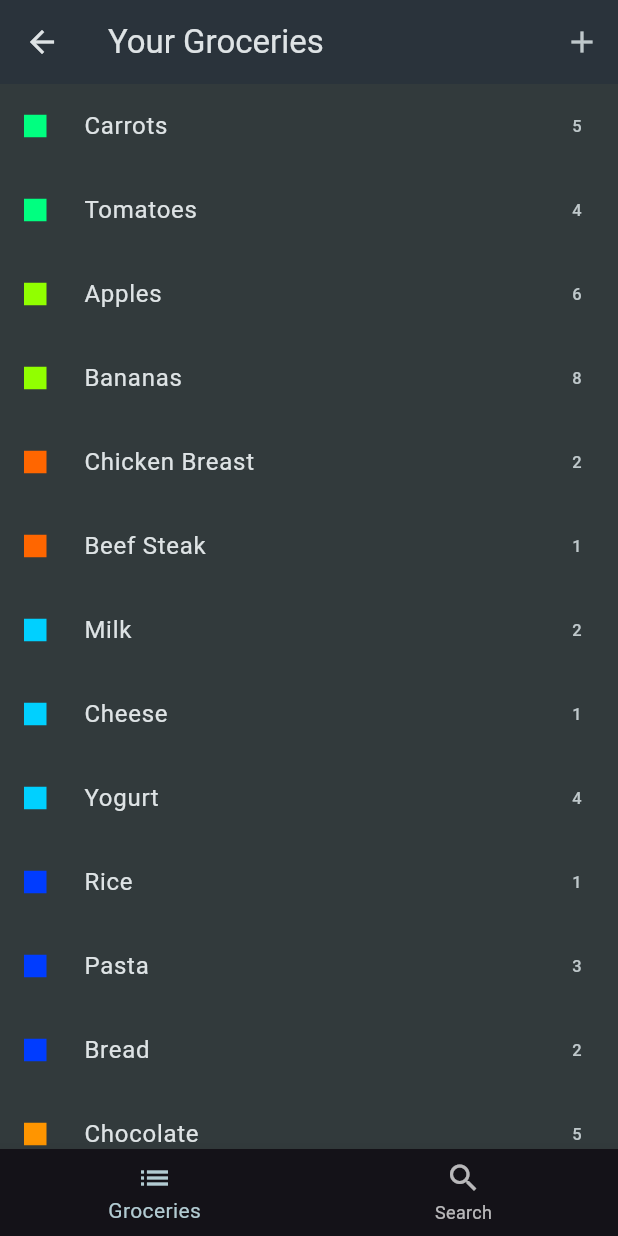
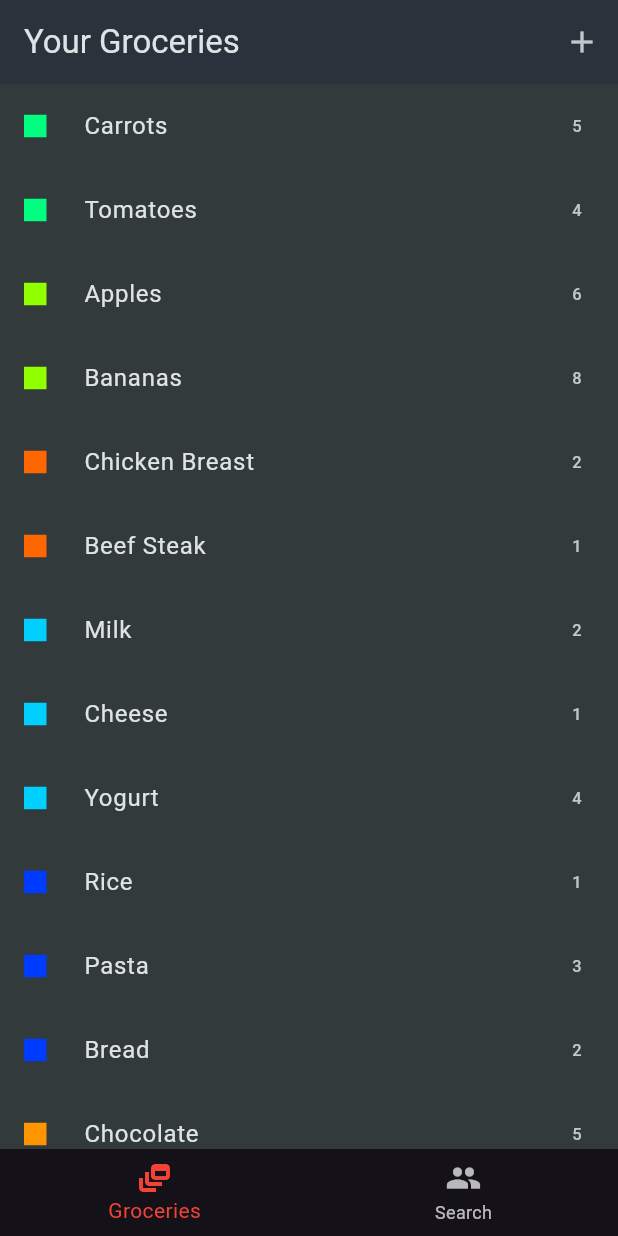
Before and after one commit to luy-virak/W13-QUIZ, a Flutter app: the Groceries screen opened directly, on a phone screen of 412 x 824 dp. Run offline on Flutter 3.47's test engine with Material 3 defaults, Android fonts, the phone set to English and light mode, and no system bars.

Commit message:
Add search tab

```diff
--- a/lib/main.dart
+++ b/lib/main.dart
@@ -1,6 +1,5 @@
 import 'package:flutter/material.dart';
-import 'ui/groceries/grocery_list.dart';
-
+import 'ui/groceries/grocery_btnfoot.dart';
 
 void main() {
 
@@ -24,7 +23,7 @@ class MyApp extends StatelessWidget {
         ),
         scaffoldBackgroundColor: const Color.fromARGB(255, 50, 58, 60),
       ),
-      home: const GroceryList(),
+      home: const Groceries() ,
     );
   }
 }
--- /dev/null
+++ b/lib/ui/groceries/grocery_btnfoot.dart
@@ -0,0 +1,46 @@
+import 'package:flutter/material.dart';
+import 'grocery_list.dart';
+import 'package:quiz_13/ui/tabs/search.dart';
+
+class Groceries extends StatefulWidget {
+  const Groceries({super.key});
+
+
+  @override
+  State<Groceries> createState() => _GroceriesState();
+}
+enum Tabs{ groceries, search }
+
+class _GroceriesState extends State<Groceries> {
+  Tabs groceries = Tabs.groceries;
+  @override
+  Widget build(BuildContext context) {
+    return Scaffold(
+      body: IndexedStack(
+        index: groceries.index,
+        children: const [
+          GroceryList(),
+          Search(),
+        ],
+      ),
+       bottomNavigationBar: BottomNavigationBar(
+        currentIndex: groceries.index,
+        selectedItemColor: Colors.red,
+        onTap: (index) {
+          setState(() {
+            groceries = Tabs.values[index];
+          });
+        },
+        items: const [
+          BottomNavigationBarItem(
+            icon: Icon(Icons.dynamic_feed),
+            label: 'Groceries',
+          ),
+          BottomNavigationBarItem(
+            icon: Icon(Icons.people),
+            label: 'Search',),
+        ],
+      ),
+    );
+  }
+}
--- a/lib/ui/groceries/grocery_list.dart
+++ b/lib/ui/groceries/grocery_list.dart
@@ -63,43 +63,3 @@ class GroceryTile extends StatelessWidget {
     );
   }
 }
-
-class Groceries extends StatefulWidget {
-  const Groceries({super.key});
-
-
-  @override
-  State<Groceries> createState() => _GroceriesState();
-}
-enum Tabs{ groceries, search, }
-
-class _GroceriesState extends State<Groceries> {
-  Tabs _selectedTab = Tabs.groceries;
-
-  @override
-  Widget build(BuildContext context) {
-    return Scaffold(
-      body: _selectedTab == Tabs.groceries
-          ? const GroceryList()
-          : const Center(child: Text('Search Tab')),
-      bottomNavigationBar: BottomNavigationBar(
-        currentIndex: Tabs.values.indexOf(_selectedTab),
-        onTap: (index) {
-          setState(() {
-            _selectedTab = Tabs.values[index];
-          });
-        },
-        items: const [
-          BottomNavigationBarItem(
-            icon: Icon(Icons.list),
-            label: 'Groceries',
-          ),
-          BottomNavigationBarItem(
-            icon: Icon(Icons.search),
-            label: 'Search',
-          ),
-        ],
-      ),
-    );
-  }
-}
```
Also changed, not shown: lib/ui/tabs/search.dart (+89 -2 lines).
